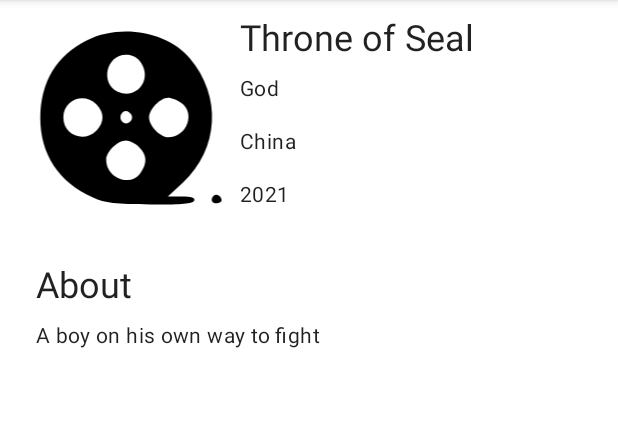
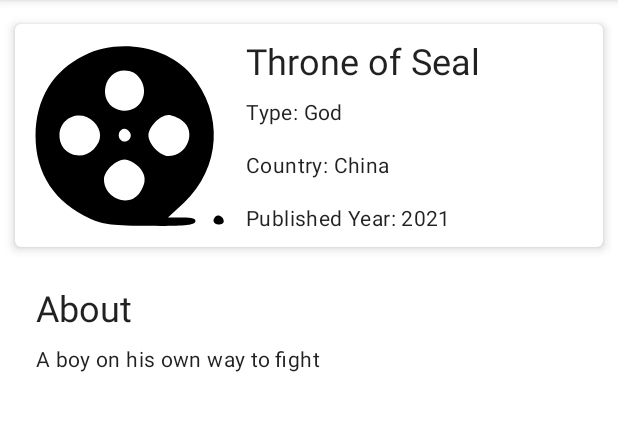
Before and after one commit to Tony-Feng/iAnime, an Android app: the screen it shows after launch (HomeActivity), after a tap on "10.0", on a phone screen of 412 x 824 dp, the part 84-515 px from its top. Run offline under Robolectric (Android 15) with nearby library versions, the phone set to English and light mode, and no system bars.

Commit message:
Add content keys for anime detail screen

```diff
--- a/app/src/main/java/com/project/ianime/screen/AnimeFragment.kt
+++ b/app/src/main/java/com/project/ianime/screen/AnimeFragment.kt
@@ -28,9 +28,9 @@ class AnimeFragment : BaseFragment<AnimeViewHolder>(AnimeViewHolder::class.java)
     private fun getAnimeDetails(){
         viewHolder.animeProfile.setImageResource(R.drawable.ic_gallery)
         viewHolder.animeName.text = "Throne of Seal"
-        viewHolder.animeCountry.text = "China"
-        viewHolder.animeType.text = "God"
-        viewHolder.animePublishedYear.text = "2021"
+        viewHolder.animeCountry.text = getString(R.string.anime_country_title, "China")
+        viewHolder.animeType.text = getString(R.string.anime_type_title, "God")
+        viewHolder.animePublishedYear.text = getString(R.string.anime_year_title, "2021")
         viewHolder.animeIntro.text = "A boy on his own way to fight"
     }
 
--- a/app/src/main/res/layout/fragment_anime.xml
+++ b/app/src/main/res/layout/fragment_anime.xml
@@ -9,15 +9,21 @@
         android:id="@id/top_app_bar"
         layout="@layout/layout_action_bar" />
 
-    <LinearLayout
+    <com.google.android.material.card.MaterialCardView
         android:id="@+id/anime_detail_container"
         android:layout_width="match_parent"
         android:layout_height="wrap_content"
-        android:layout_margin="@dimen/spacing_8dp"
-        android:orientation="horizontal"
+        android:layout_marginHorizontal="@dimen/spacing_10dp"
+        android:layout_marginVertical="@dimen/spacing_16dp"
+        app:cardElevation="@dimen/spacing_4dp"
         app:layout_constraintEnd_toEndOf="parent"
         app:layout_constraintStart_toStartOf="parent"
         app:layout_constraintTop_toBottomOf="@id/top_app_bar">
+
+        <LinearLayout
+            android:layout_width="match_parent"
+            android:layout_height="wrap_content"
+            android:orientation="horizontal">
 
             <ImageView
                 android:id="@+id/anime_profile"
@@ -29,6 +35,7 @@
             <LinearLayout
                 android:layout_width="wrap_content"
                 android:layout_height="wrap_content"
+                android:layout_marginStart="@dimen/spacing_8dp"
                 android:layout_weight="1"
                 android:orientation="vertical">
 
@@ -36,6 +43,7 @@
                     android:id="@+id/anime_name"
                     android:layout_width="match_parent"
                     android:layout_height="wrap_content"
+                    android:layout_marginTop="@dimen/spacing_8dp"
                     android:textAppearance="@style/TextAppearance.AppCompat.Headline"
                     tools:text="Throne of Seal" />
 
@@ -70,16 +78,18 @@
 
         </LinearLayout>
 
+    </com.google.android.material.card.MaterialCardView>
+
     <TextView
         android:id="@+id/about_header"
         android:layout_width="match_parent"
         android:layout_height="wrap_content"
         android:layout_margin="@dimen/spacing_24dp"
+        android:text="@string/intro_header_title"
         android:textAppearance="@style/TextAppearance.AppCompat.Headline"
         app:layout_constraintEnd_toEndOf="parent"
         app:layout_constraintStart_toStartOf="parent"
-        app:layout_constraintTop_toBottomOf="@id/anime_detail_container"
-        android:text="About" />
+        app:layout_constraintTop_toBottomOf="@id/anime_detail_container" />
 
     <TextView
         android:id="@+id/anime_intro"
@@ -93,4 +103,58 @@
         app:layout_constraintTop_toBottomOf="@id/about_header"
         tools:text="A boy on his own way to fight" />
 
+    <TextView
+        android:id="@+id/maxim_header"
+        android:layout_width="match_parent"
+        android:layout_height="wrap_content"
+        android:layout_margin="@dimen/spacing_24dp"
+        android:text="@string/maxim_header_title"
+        android:textAppearance="@style/TextAppearance.AppCompat.Headline"
+        android:visibility="gone"
+        app:layout_constraintEnd_toEndOf="parent"
+        app:layout_constraintStart_toStartOf="parent"
+        app:layout_constraintTop_toBottomOf="@id/anime_intro"
+        tools:visibility="visible" />
+
+    <TextView
+        android:id="@+id/anime_maxim"
+        android:layout_width="match_parent"
+        android:layout_height="wrap_content"
+        android:layout_marginHorizontal="@dimen/spacing_24dp"
+        android:layout_marginVertical="@dimen/spacing_8dp"
+        android:textAppearance="@style/TextAppearance.Material3.BodyMedium"
+        android:visibility="gone"
+        app:layout_constraintEnd_toEndOf="parent"
+        app:layout_constraintStart_toStartOf="parent"
+        app:layout_constraintTop_toBottomOf="@id/maxim_header"
+        tools:text="Placeholder for maxims"
+        tools:visibility="visible"/>
+
+    <TextView
+        android:id="@+id/episode_header"
+        android:layout_width="match_parent"
+        android:layout_height="wrap_content"
+        android:layout_margin="@dimen/spacing_24dp"
+        android:text="@string/episode_header_title"
+        android:textAppearance="@style/TextAppearance.AppCompat.Headline"
+        android:visibility="gone"
+        app:layout_constraintEnd_toEndOf="parent"
+        app:layout_constraintStart_toStartOf="parent"
+        app:layout_constraintTop_toBottomOf="@id/anime_maxim"
+        tools:visibility="visible" />
+
+    <TextView
+        android:id="@+id/anime_episodes"
+        android:layout_width="match_parent"
+        android:layout_height="wrap_content"
+        android:layout_marginHorizontal="@dimen/spacing_24dp"
+        android:layout_marginVertical="@dimen/spacing_8dp"
+        android:textAppearance="@style/TextAppearance.Material3.BodyMedium"
+        android:visibility="gone"
+        app:layout_constraintEnd_toEndOf="parent"
+        app:layout_constraintStart_toStartOf="parent"
+        app:layout_constraintTop_toBottomOf="@id/episode_header"
+        tools:text="Placeholder for fav episodes"
+        tools:visibility="visible"/>
+
 </androidx.constraintlayout.widget.ConstraintLayout>
--- a/app/src/main/res/layout/fragment_user.xml
+++ b/app/src/main/res/layout/fragment_user.xml
@@ -10,7 +10,7 @@
         android:layout_width="wrap_content"
         android:layout_height="wrap_content"
         android:gravity="center"
-        android:text="@string/user_fragment_title"
+        android:text="@string/user_screen_title"
         android:textAppearance="@style/TextAppearance.Material3.HeadlineMedium"
         app:layout_constraintBottom_toBottomOf="parent"
         app:layout_constraintEnd_toEndOf="parent"
--- a/app/src/main/res/layout/item_anime.xml
+++ b/app/src/main/res/layout/item_anime.xml
@@ -1,10 +1,12 @@
 <?xml version="1.0" encoding="utf-8"?>
 
 <com.google.android.material.card.MaterialCardView xmlns:android="http://schemas.android.com/apk/res/android"
+    xmlns:app="http://schemas.android.com/apk/res-auto"
     xmlns:tools="http://schemas.android.com/tools"
     android:layout_width="match_parent"
     android:layout_height="wrap_content"
-    android:layout_margin="@dimen/spacing_8dp">
+    android:layout_margin="@dimen/spacing_8dp"
+    app:cardElevation="@dimen/spacing_2dp">
 
     <LinearLayout
         android:layout_width="match_parent"
@@ -27,7 +29,7 @@
                 android:layout_height="wrap_content"
                 android:layout_alignParentEnd="true"
                 android:padding="@dimen/spacing_8dp"
-                android:textAppearance="@style/TextAppearance.AppCompat.Large"
+                android:textAppearance="@style/TextAppearance.AppCompat.Medium"
                 android:textColor="@color/black"
                 tools:text="10.0" />
 
--- a/app/src/main/res/values/dimens.xml
+++ b/app/src/main/res/values/dimens.xml
@@ -1,9 +1,11 @@
 <?xml version="1.0" encoding="utf-8"?>
 <resources>
     <dimen name="spacing_0dp">0dp</dimen>
+    <dimen name="spacing_2dp">2dp</dimen>
     <dimen name="spacing_4dp">4dp</dimen>
     <dimen name="spacing_8dp">8dp</dimen>
     <dimen name="spacing_10dp">10dp</dimen>
+    <dimen name="spacing_16dp">16dp</dimen>
     <dimen name="spacing_24dp">24dp</dimen>
     <dimen name="spacing_32dp">32dp</dimen>
     <dimen name="spacing_52dp">52dp</dimen>
--- a/app/src/main/res/values/strings.xml
+++ b/app/src/main/res/values/strings.xml
@@ -1,10 +1,23 @@
 <resources>
+    <!-- App Default -->
     <string name="app_name">iAnime</string>
     <string name="nav_home_title">Gallery</string>
     <string name="nav_user_title">Mine</string>
-    <string name="add_anime_title">Add Anime</string>
-    <string name="edit_anime_title">Edit Anime</string>
     <string name="setting_chinese">CN</string>
     <string name="setting_english">EN</string>
-    <string name="user_fragment_title" translatable="false">COMING SOON...</string>
+    <string name="user_screen_title" translatable="false">COMING SOON...</string>
+
+    <!-- Anime Detail Screen -->
+    <string name="intro_header_title">About</string>
+    <string name="anime_type_title">Type: %1$s</string>
+    <string name="anime_country_title">Country: %1$s</string>
+    <string name="anime_year_title">Published Year: %1$s</string>
+    <string name="maxim_header_title">Maxim</string>
+    <string name="episode_header_title">Favourite Episodes</string>
+
+    <!-- Add Anime Screen -->
+    <string name="add_anime_title">Add Anime</string>
+
+    <!-- Edit Anime Screen -->
+    <string name="edit_anime_title">Edit Anime</string>
 </resources>
```
Also changed, not shown: 1 other file. Lines whose indentation alone changed are shown as unchanged.
